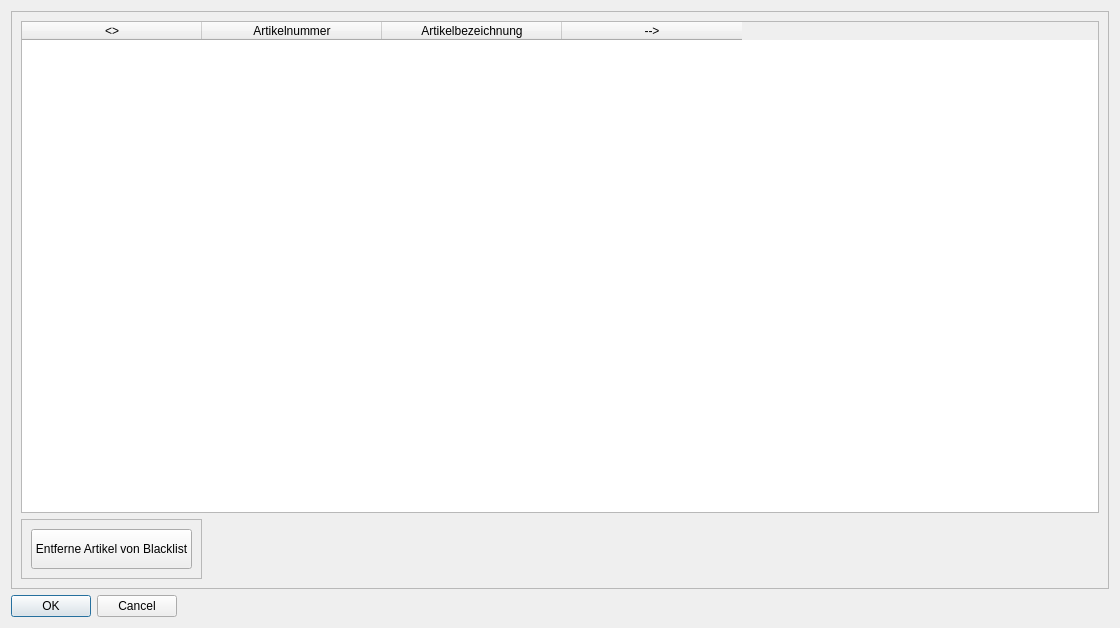
creativeSloth/SUN_Article_Fetcher, file src/ui/windows/blacklistWindow.ui: the form before one commit.
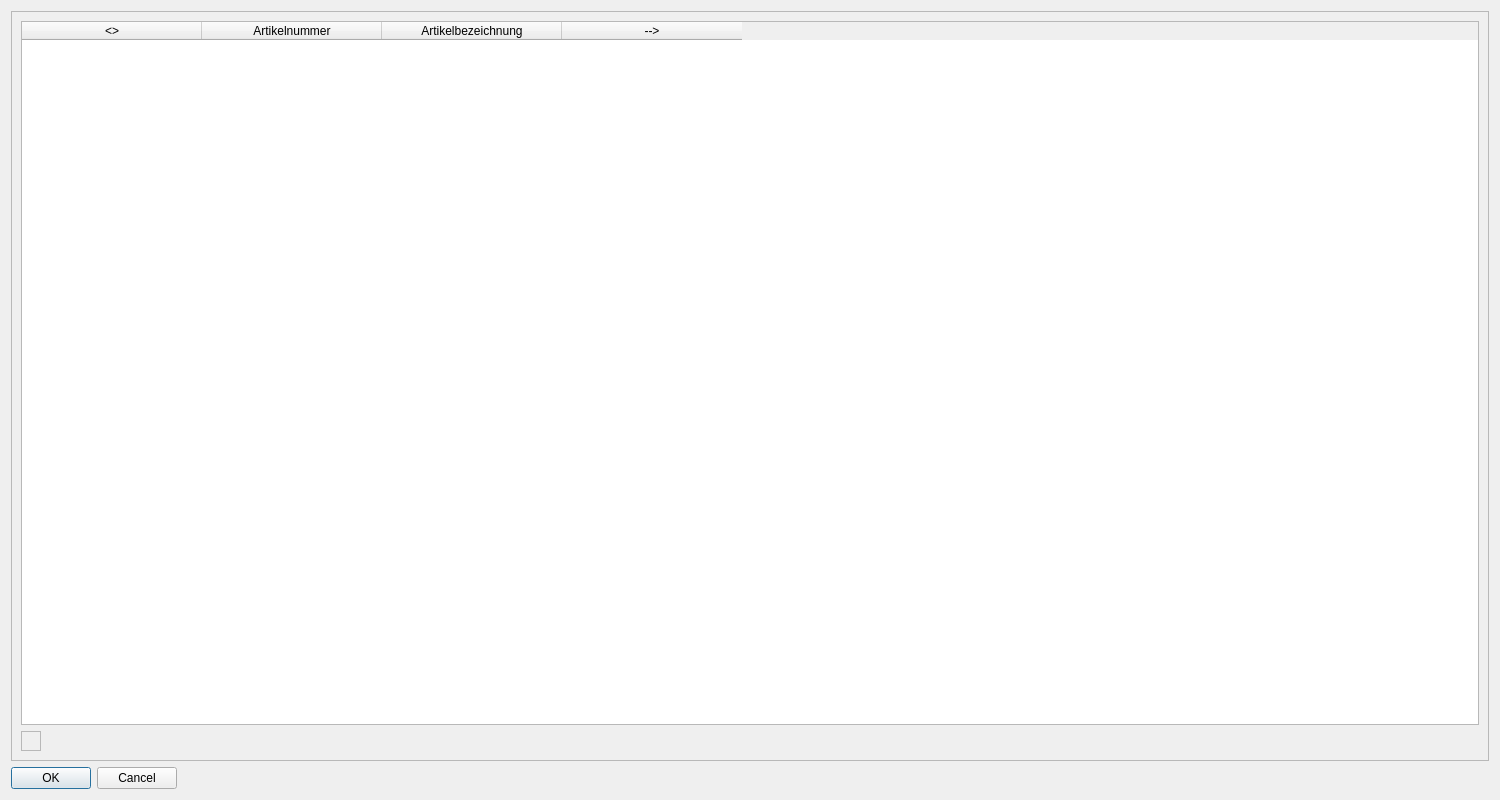
The form after the commit.

Commit message: changed tableheaderview fit to size to interactive and changed spacing and margins of table buttons

What changed in the file:
```diff
--- a/src/ui/windows/blacklistWindow.ui
+++ b/src/ui/windows/blacklistWindow.ui
@@ -6,8 +6,8 @@
    <rect>
     <x>0</x>
     <y>0</y>
-    <width>1120</width>
-    <height>628</height>
+    <width>1500</width>
+    <height>800</height>
    </rect>
   </property>
   <property name="windowTitle">
@@ -149,21 +149,7 @@
         <property name="frameShadow">
          <enum>QFrame::Raised</enum>
         </property>
-        <layout class="QHBoxLayout" name="horizontalLayout">
-         <item>
-          <widget class="QPushButton" name="remove_article_from_blacklist">
-           <property name="minimumSize">
-            <size>
-             <width>0</width>
-             <height>40</height>
-            </size>
-           </property>
-           <property name="text">
-            <string>Entferne Artikel von Blacklist</string>
-           </property>
-          </widget>
-         </item>
-        </layout>
+        <layout class="QHBoxLayout" name="horizontalLayout"/>
        </widget>
       </item>
      </layout>
```
The commit also changes 13 other files.
